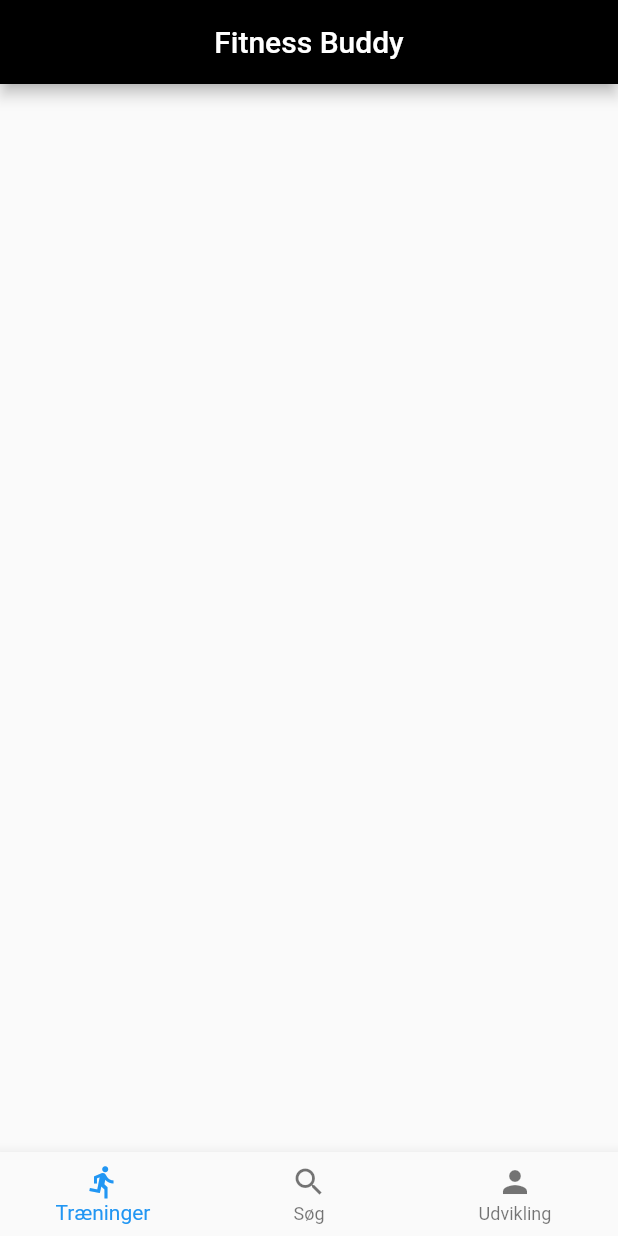
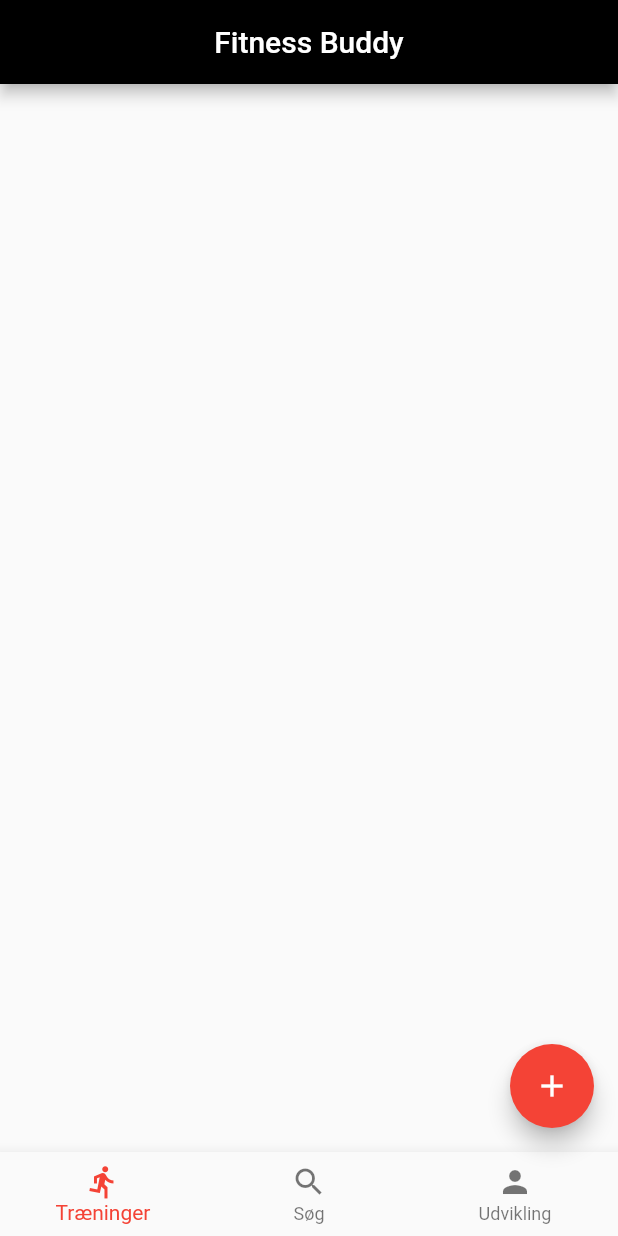
Before and after one commit to JohannesPoulsen/fitness_budy_app, a Flutter app: the screen it shows after launch, on a phone screen of 412 x 824 dp. Run offline on Flutter 3.47's test engine with Material 2 defaults, Android fonts, the phone set to English and light mode, and no system bars.

```diff
--- /dev/null
+++ b/lib/Master.dart
@@ -0,0 +1,17 @@
+import 'Rutine.dart';
+import 'Workout.dart';
+
+class Master{
+  List<Rutine> rutines = [];
+  List<Workout> workouts = [];
+
+  Master(this.rutines, this.workouts);
+
+  void newRutine(Rutine r){
+    rutines.add(r);
+  }
+
+  void newWorkout(Workout w){
+    workouts.add(w);
+  }
+}
--- /dev/null
+++ b/lib/Rutine.dart
@@ -0,0 +1,10 @@
+class Rutine{
+  String? name;
+  bool public = false;
+
+  Rutine(String this.name, bool this.public);
+
+  Rutine newRutine(String name, bool public){
+    return Rutine(name, public);
+  }
+}
--- /dev/null
+++ b/lib/Workout.dart
@@ -0,0 +1,14 @@
+import 'Rutine.dart';
+
+class Workout{
+  List<Rutine> workout = [];
+
+  void set name(String name){
+    this.name = name;
+  }
+
+  void addWorkout(List<Rutine> workout){
+    this.workout = workout;
+  }
+
+}
--- a/lib/main.dart
+++ b/lib/main.dart
@@ -1,4 +1,5 @@
 import 'package:flutter/material.dart';
+import 'Master.dart';
 
 void main() => runApp(MaterialApp(
       home: Home(),
@@ -26,6 +27,7 @@ class HomeScreen extends StatefulWidget {
 
 class _HomeScreenState extends State<HomeScreen> {
   int _selectedIndex = 0;
+  static Master master = Master([], []);
   @override
   Widget build(BuildContext context) {
     return Scaffold(
@@ -33,6 +35,13 @@ class _HomeScreenState extends State<HomeScreen> {
         title: const Text("Fitness Buddy"),
         centerTitle: true,
         backgroundColor: Colors.black,
+      ),
+      floatingActionButton: FloatingActionButton(
+        onPressed: () {},
+        backgroundColor: Colors.red,
+        child: Icon(
+          Icons.add,
+        ),
       ),
       bottomNavigationBar: BottomNavigationBar(
         items: const <BottomNavigationBarItem>[
@@ -51,7 +60,7 @@ class _HomeScreenState extends State<HomeScreen> {
         ],
         currentIndex: _selectedIndex,
         onTap: _onItemTapped,
-        selectedItemColor: Colors.blue,
+        selectedItemColor: Colors.red,
       ),
     );
   }
```
Also changed, not shown: lib/Cardio.dart (added, +13 -0 lines), lib/Strength.dart (added, +12 -0 lines), pubspec.lock.
